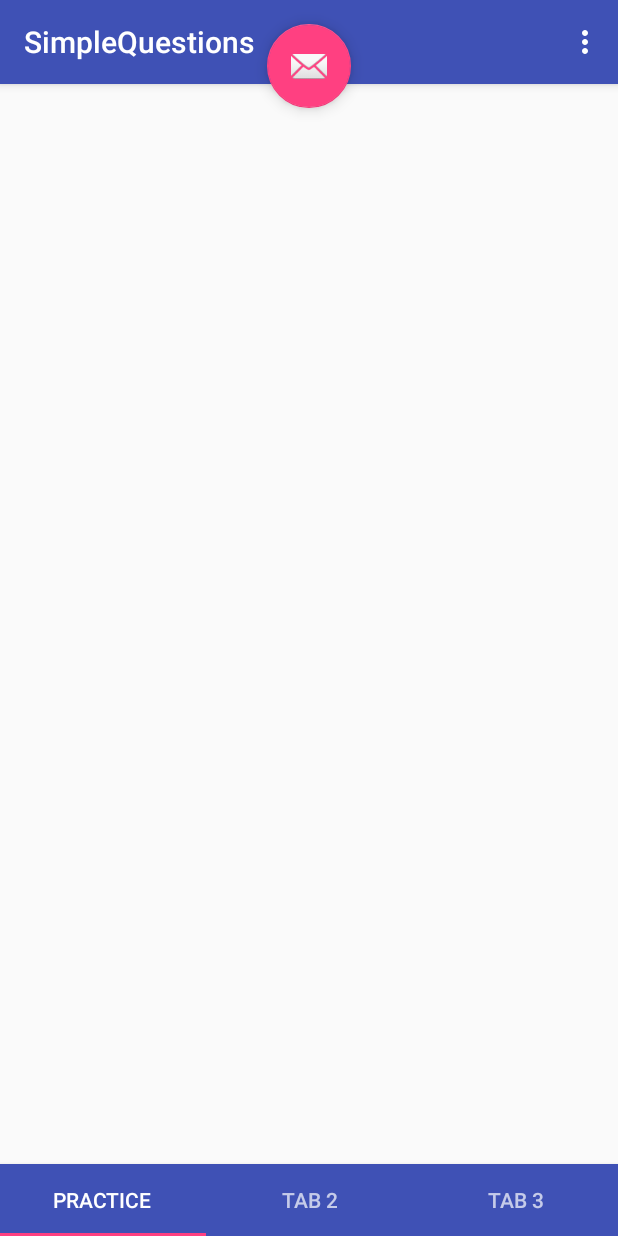
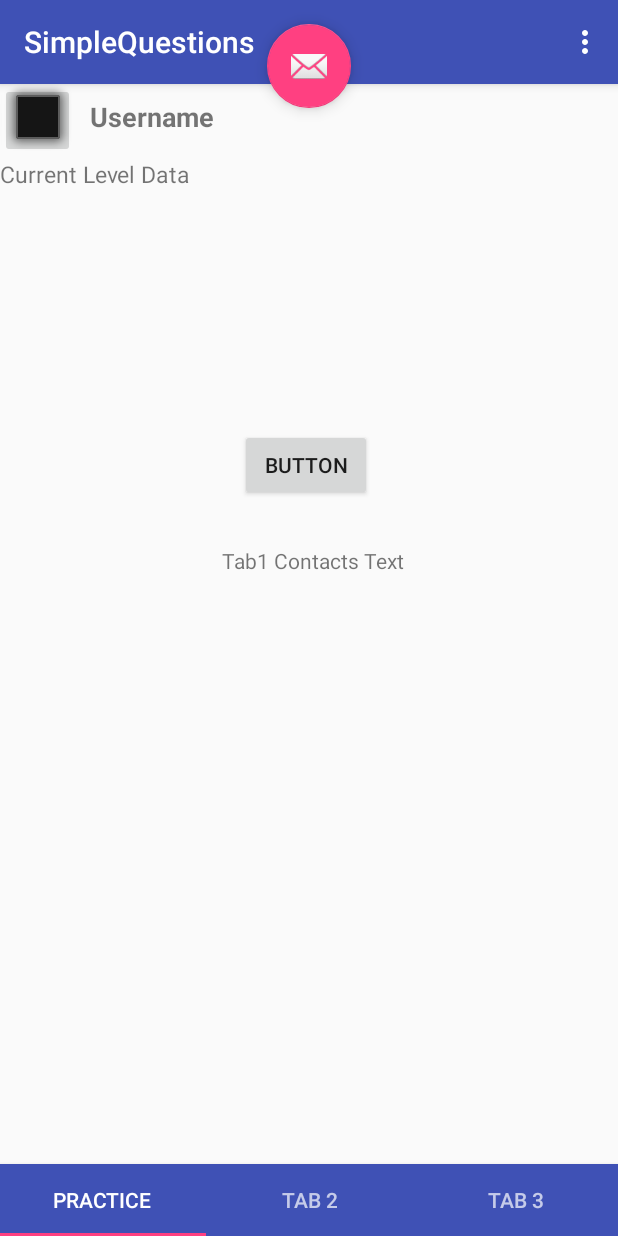
Before and after one commit to ARWongQ/SimpleQuestionsProject, an Android app: the screen it shows after launch (MainActivity), on a phone screen of 412 x 824 dp. Run offline under Robolectric (Android 15) with nearby library versions, the phone set to English and light mode, and no system bars.

Commit message:
added user header

```diff
--- a/app/src/main/res/layout/activity_main.xml
+++ b/app/src/main/res/layout/activity_main.xml
@@ -27,6 +27,45 @@
         </android.support.v7.widget.Toolbar>
 
     </android.support.design.widget.AppBarLayout>
+
+    <LinearLayout
+        android:layout_width="match_parent"
+        android:layout_height="wrap_content"
+        android:orientation="vertical"
+        android:layout_marginTop="55dp">
+
+        <LinearLayout
+            android:layout_width="match_parent"
+            android:layout_height="wrap_content"
+            android:orientation="horizontal">
+
+            <ImageButton
+                android:layout_width="50dp"
+                android:layout_height="50dp"
+                android:src="@android:drawable/alert_dark_frame"
+                />
+
+            <TextView
+                android:layout_width="wrap_content"
+                android:layout_height="wrap_content"
+                android:text="Username"
+                android:textSize="18dp"
+                android:textStyle="bold"
+                android:layout_marginStart="10dp"
+                android:layout_marginTop="10dp"
+
+                />
+
+        </LinearLayout>
+
+        <TextView
+            android:layout_width="wrap_content"
+            android:layout_height="wrap_content"
+            android:text="Current Level Data"
+            android:textSize="15dp"
+            />
+
+    </LinearLayout>
 
     <android.support.design.widget.AppBarLayout
         android:id="@+id/appbar_bottom"
@@ -72,6 +111,7 @@
         android:layout_width="wrap_content"
         android:layout_height="wrap_content"
         android:layout_gravity="top|center"
+
         android:layout_margin="@dimen/fab_margin"
         app:srcCompat="@android:drawable/ic_dialog_email"
         />
--- a/app/src/main/res/layout/tab1practice.xml
+++ b/app/src/main/res/layout/tab1practice.xml
@@ -10,15 +10,13 @@
         android:id="@+id/section_label"
         android:layout_width="wrap_content"
         android:layout_height="wrap_content"
-        android:layout_marginBottom="@dimen/activity_vertical_margin"
-        android:layout_marginEnd="@dimen/activity_horizontal_margin"
-        android:layout_marginStart="@dimen/activity_horizontal_margin"
-        android:layout_marginTop="@dimen/activity_vertical_margin"
+        android:layout_marginLeft="148dp"
+        android:layout_marginTop="308dp"
+        android:text="Tab1 Contacts Text"
         app:layout_constraintLeft_toLeftOf="parent"
         app:layout_constraintTop_toTopOf="@+id/constraintLayout"
         tools:layout_constraintLeft_creator="1"
-        tools:layout_constraintTop_creator="1"
-        android:text="Tab1 Contacts Text"/>
+        tools:layout_constraintTop_creator="1" />
 
     <Button
         android:id="@+id/button"
```
Also changed, not shown: app/src/main/java/com/armz/simplequestions/Tab1Contacts.java (deleted, +0 -24 lines), app/src/main/res/layout/tab1contacts.xml (deleted, +0 -33 lines), app/src/main/res/layout/tab2contacts.xml (+4 -6 lines), app/src/main/res/layout/tab3contacts.xml (+4 -6 lines).
